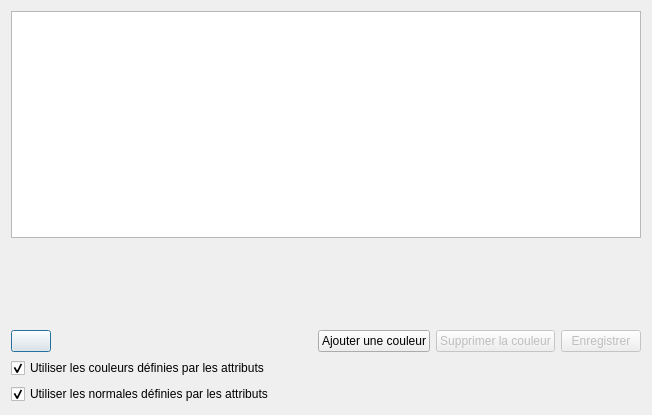
The window that ComputreeGui/view/DocumentView/GraphicsViews/PointsAttributes/gpointsattributesmanager.ui (computree/computree-v3) describes before a commit, drawn with Qt 5.
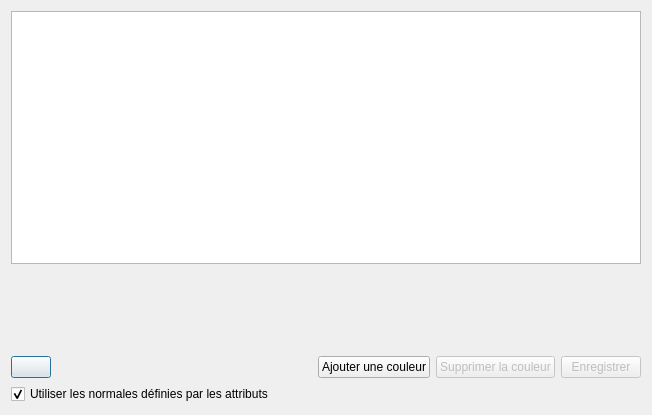
The same window after the commit. Custom widgets are drawn as their Qt base class.

The edit to the form file:
```diff
--- a/ComputreeGui/view/DocumentView/GraphicsViews/PointsAttributes/gpointsattributesmanager.ui
+++ b/ComputreeGui/view/DocumentView/GraphicsViews/PointsAttributes/gpointsattributesmanager.ui
@@ -101,16 +101,6 @@
        <property name="bottomMargin">
         <number>0</number>
        </property>
-       <item>
-        <widget class="QCheckBox" name="checkBoxShowColors">
-         <property name="text">
-          <string>Utiliser les couleurs définies par les attributs</string>
-         </property>
-         <property name="checked">
-          <bool>true</bool>
-         </property>
-        </widget>
-       </item>
        <item>
         <widget class="QCheckBox" name="checkBoxShowNormals">
          <property name="text">
```
